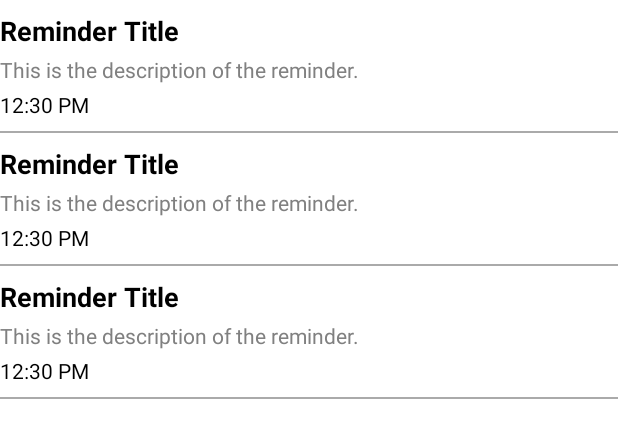
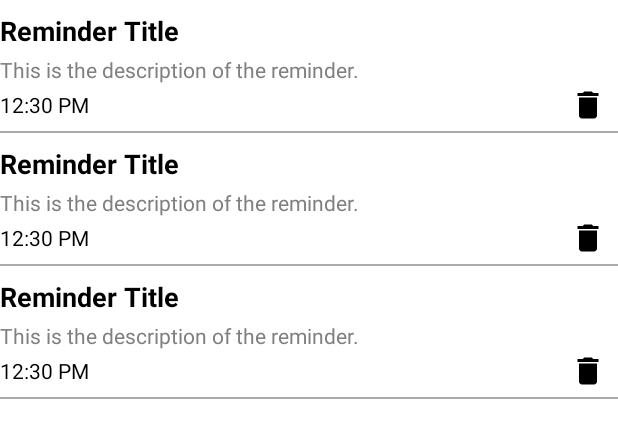
Before and after one commit to C242-PS091-Capstone-Bangkit/app-capstone, an Android app: the layout fragment_notification.xml on its own in the app's theme, with its tools: preview values and no code run, on a phone screen of 412 x 824 dp. Shown: the top 438 px of the screen. Run offline under Robolectric (Android 15) with nearby library versions, the light colour scheme and no system bars.

Commit message:
Adding Delete Reminder

```diff
--- /dev/null
+++ b/skinalyzecapstone/app/src/main/res/drawable/delete_item.xml
@@ -0,0 +1,5 @@
+<vector xmlns:android="http://schemas.android.com/apk/res/android" android:height="24dp" android:tint="#000000" android:viewportHeight="24" android:viewportWidth="24" android:width="24dp">
+
+    <path android:fillColor="@android:color/white" android:pathData="M6,19c0,1.1 0.9,2 2,2h8c1.1,0 2,-0.9 2,-2V7H6v12zM19,4h-3.5l-1,-1h-5l-1,1H5v2h14V4z"/>
+
+</vector>
--- a/skinalyzecapstone/app/src/main/res/layout/item_remind_notif.xml
+++ b/skinalyzecapstone/app/src/main/res/layout/item_remind_notif.xml
@@ -43,9 +43,21 @@
         android:textSize="14sp"
         app:layout_constraintStart_toStartOf="parent"
         app:layout_constraintTop_toBottomOf="@id/tv_reminder_description"
-        app:layout_constraintEnd_toEndOf="parent"
+        app:layout_constraintEnd_toStartOf="@id/btn_delete"
         android:layout_marginTop="4dp"
         android:layout_marginBottom="8dp"/>
+
+    <!-- Delete Button -->
+    <ImageButton
+        android:id="@+id/btn_delete"
+        android:layout_width="wrap_content"
+        android:layout_height="wrap_content"
+        android:src="@drawable/delete_item"
+        android:background="?attr/selectableItemBackground"
+        android:layout_marginEnd="8dp"
+        app:layout_constraintTop_toTopOf="@id/tv_reminder_time"
+        app:layout_constraintBottom_toBottomOf="@id/tv_reminder_time"
+        app:layout_constraintEnd_toEndOf="parent"/>
 
     <!-- Divider line -->
     <View
```
Also changed, not shown: skinalyzecapstone/app/src/main/java/com/dicoding/skinalyzecapstone/data/UserRepository.kt (+5 -2 lines), skinalyzecapstone/app/src/main/java/com/dicoding/skinalyzecapstone/ui/notification/NotificationAdapter.kt (+18 -3 lines), skinalyzecapstone/app/src/main/java/com/dicoding/skinalyzecapstone/ui/notification/NotificationFragment.kt (+41 -10 lines).
